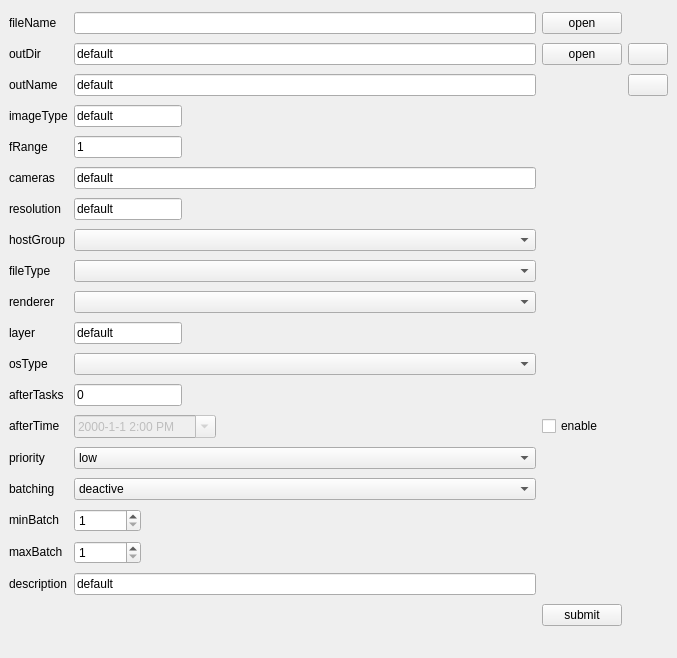
Qt form rbhusUI/lib/rbhusSubmitMod.ui (aumanimationstudios/rbhus) before a commit.
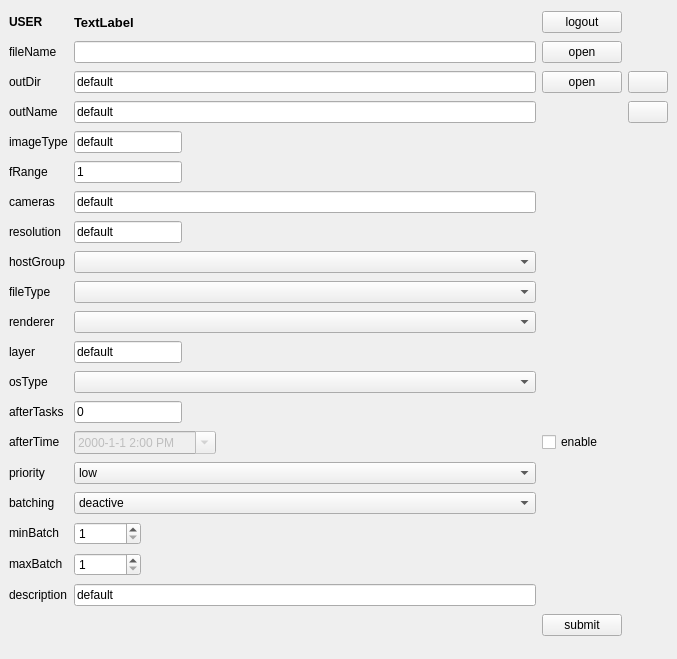
The same form after that commit.

The edit to the form file:
```diff
--- a/rbhusUI/lib/rbhusSubmitMod.ui
+++ b/rbhusUI/lib/rbhusSubmitMod.ui
@@ -7,7 +7,7 @@
     <x>0</x>
     <y>0</y>
     <width>677</width>
-    <height>658</height>
+    <height>659</height>
    </rect>
   </property>
   <property name="windowTitle">
@@ -15,178 +15,7 @@
   </property>
   <widget class="QWidget" name="centralwidget">
    <layout class="QGridLayout" name="gridLayout">
-    <item row="15" column="1">
-     <widget class="QDateTimeEdit" name="afterTimeEdit">
-      <property name="enabled">
-       <bool>false</bool>
-      </property>
-      <property name="sizePolicy">
-       <sizepolicy hsizetype="Fixed" vsizetype="Fixed">
-        <horstretch>0</horstretch>
-        <verstretch>0</verstretch>
-       </sizepolicy>
-      </property>
-      <property name="time">
-       <time>
-        <hour>14</hour>
-        <minute>0</minute>
-        <second>0</second>
-       </time>
-      </property>
-      <property name="currentSection">
-       <enum>QDateTimeEdit::YearSection</enum>
-      </property>
-      <property name="displayFormat">
-       <string>yyyy-M-d h:mm A</string>
-      </property>
-      <property name="calendarPopup">
-       <bool>true</bool>
-      </property>
-     </widget>
-    </item>
-    <item row="0" column="1">
-     <widget class="QLineEdit" name="lineEditFileName">
-      <property name="sizePolicy">
-       <sizepolicy hsizetype="MinimumExpanding" vsizetype="Fixed">
-        <horstretch>0</horstretch>
-        <verstretch>0</verstretch>
-       </sizepolicy>
-      </property>
-      <property name="toolTip">
-       <string/>
-      </property>
-      <property name="whatsThis">
-       <string>comma seperated list of files to render</string>
-      </property>
-      <property name="dragEnabled">
-       <bool>true</bool>
-      </property>
-     </widget>
-    </item>
-    <item row="19" column="1">
-     <widget class="QSpinBox" name="spinMinBatch">
-      <property name="sizePolicy">
-       <sizepolicy hsizetype="Maximum" vsizetype="Fixed">
-        <horstretch>0</horstretch>
-        <verstretch>0</verstretch>
-       </sizepolicy>
-      </property>
-      <property name="minimum">
-       <number>1</number>
-      </property>
-      <property name="maximum">
-       <number>999999999</number>
-      </property>
-     </widget>
-    </item>
-    <item row="1" column="0">
-     <widget class="QLabel" name="labelOutDir">
-      <property name="sizePolicy">
-       <sizepolicy hsizetype="Maximum" vsizetype="Fixed">
-        <horstretch>0</horstretch>
-        <verstretch>0</verstretch>
-       </sizepolicy>
-      </property>
-      <property name="text">
-       <string>outDir</string>
-      </property>
-     </widget>
-    </item>
-    <item row="12" column="0">
-     <widget class="QLabel" name="labelLayer">
-      <property name="sizePolicy">
-       <sizepolicy hsizetype="Maximum" vsizetype="Fixed">
-        <horstretch>0</horstretch>
-        <verstretch>0</verstretch>
-       </sizepolicy>
-      </property>
-      <property name="text">
-       <string>layer</string>
-      </property>
-     </widget>
-    </item>
-    <item row="13" column="0">
-     <widget class="QLabel" name="labelOsType">
-      <property name="sizePolicy">
-       <sizepolicy hsizetype="Maximum" vsizetype="Fixed">
-        <horstretch>0</horstretch>
-        <verstretch>0</verstretch>
-       </sizepolicy>
-      </property>
-      <property name="text">
-       <string>osType</string>
-      </property>
-     </widget>
-    </item>
-    <item row="13" column="1">
-     <widget class="QComboBox" name="comboOsType">
-      <property name="sizePolicy">
-       <sizepolicy hsizetype="MinimumExpanding" vsizetype="Fixed">
-        <horstretch>0</horstretch>
-        <verstretch>0</verstretch>
-       </sizepolicy>
-      </property>
-     </widget>
-    </item>
-    <item row="21" column="0">
-     <widget class="QLabel" name="labelDescription">
-      <property name="sizePolicy">
-       <sizepolicy hsizetype="Maximum" vsizetype="Fixed">
-        <horstretch>0</horstretch>
-        <verstretch>0</verstretch>
-       </sizepolicy>
-      </property>
-      <property name="text">
-       <string>description</string>
-      </property>
-     </widget>
-    </item>
-    <item row="21" column="1">
-     <widget class="QLineEdit" name="lineEditDescription">
-      <property name="sizePolicy">
-       <sizepolicy hsizetype="MinimumExpanding" vsizetype="Fixed">
-        <horstretch>0</horstretch>
-        <verstretch>0</verstretch>
-       </sizepolicy>
-      </property>
-      <property name="text">
-       <string>default</string>
-      </property>
-      <property name="dragEnabled">
-       <bool>true</bool>
-      </property>
-     </widget>
-    </item>
-    <item row="6" column="1">
-     <widget class="QLineEdit" name="lineEditCameras">
-      <property name="sizePolicy">
-       <sizepolicy hsizetype="MinimumExpanding" vsizetype="Fixed">
-        <horstretch>0</horstretch>
-        <verstretch>0</verstretch>
-       </sizepolicy>
-      </property>
-      <property name="toolTip">
-       <string>comma seperated list of cameras to render</string>
-      </property>
-      <property name="text">
-       <string>default</string>
-      </property>
-     </widget>
-    </item>
-    <item row="15" column="0">
-     <widget class="QLabel" name="labelAfterTime">
-      <property name="sizePolicy">
-       <sizepolicy hsizetype="Maximum" vsizetype="Fixed">
-        <horstretch>0</horstretch>
-        <verstretch>0</verstretch>
-       </sizepolicy>
-      </property>
-      <property name="text">
-       <string>afterTime </string>
-      </property>
-     </widget>
-    </item>
-    <item row="4" column="0">
+    <item row="5" column="0">
      <widget class="QLabel" name="labelImageType">
       <property name="sizePolicy">
        <sizepolicy hsizetype="Maximum" vsizetype="Fixed">
@@ -199,29 +28,26 @@
       </property>
      </widget>
     </item>
-    <item row="1" column="4">
-     <widget class="QPushButton" name="autoOutDir">
+    <item row="20" column="1">
+     <widget class="QSpinBox" name="spinMinBatch">
       <property name="sizePolicy">
        <sizepolicy hsizetype="Maximum" vsizetype="Fixed">
         <horstretch>0</horstretch>
         <verstretch>0</verstretch>
        </sizepolicy>
       </property>
-      <property name="text">
-       <string/>
+      <property name="minimum">
+       <number>1</number>
       </property>
-      <property name="iconSize">
-       <size>
-        <width>12</width>
-        <height>12</height>
-       </size>
+      <property name="maximum">
+       <number>999999999</number>
       </property>
      </widget>
     </item>
-    <item row="12" column="1">
-     <widget class="QLineEdit" name="lineEditLayer">
+    <item row="1" column="1">
+     <widget class="QLineEdit" name="lineEditFileName">
       <property name="sizePolicy">
-       <sizepolicy hsizetype="Maximum" vsizetype="Fixed">
+       <sizepolicy hsizetype="MinimumExpanding" vsizetype="Fixed">
         <horstretch>0</horstretch>
         <verstretch>0</verstretch>
        </sizepolicy>
@@ -229,64 +55,15 @@
       <property name="toolTip">
        <string/>
       </property>
-      <property name="text">
-       <string>default</string>
+      <property name="whatsThis">
+       <string>comma seperated list of files to render</string>
       </property>
-     </widget>
-    </item>
-    <item row="20" column="0">
-     <widget class="QLabel" name="labelMaxBatch">
-      <property name="sizePolicy">
-       <sizepolicy hsizetype="Maximum" vsizetype="Fixed">
-        <horstretch>0</horstretch>
-        <verstretch>0</verstretch>
-       </sizepolicy>
+      <property name="dragEnabled">
+       <bool>true</bool>
       </property>
-      <property name="text">
-       <string>maxBatch</string>
-      </property>
      </widget>
     </item>
-    <item row="7" column="1">
-     <widget class="QLineEdit" name="lineEditResolution">
-      <property name="sizePolicy">
-       <sizepolicy hsizetype="Maximum" vsizetype="Fixed">
-        <horstretch>0</horstretch>
-        <verstretch>0</verstretch>
-       </sizepolicy>
-      </property>
-      <property name="toolTip">
-       <string>resolution of the output</string>
-      </property>
-      <property name="text">
-       <string>default</string>
-      </property>
-     </widget>
-    </item>
-    <item row="8" column="1">
-     <widget class="QComboBox" name="comboHostGroup">
-      <property name="sizePolicy">
-       <sizepolicy hsizetype="Expanding" vsizetype="Fixed">
-        <horstretch>0</horstretch>
-        <verstretch>0</verstretch>
-       </sizepolicy>
-      </property>
-     </widget>
-    </item>
-    <item row="15" column="2">
-     <widget class="QCheckBox" name="checkAfterTime">
-      <property name="sizePolicy">
-       <sizepolicy hsizetype="Maximum" vsizetype="Fixed">
-        <horstretch>0</horstretch>
-        <verstretch>0</verstretch>
-       </sizepolicy>
-      </property>
-      <property name="text">
-       <string>enable</string>
-      </property>
-     </widget>
-    </item>
-    <item row="16" column="0">
+    <item row="17" column="0">
      <widget class="QLabel" name="labelPrio">
       <property name="sizePolicy">
        <sizepolicy hsizetype="Maximum" vsizetype="Fixed">
@@ -299,7 +76,7 @@
       </property>
      </widget>
     </item>
-    <item row="3" column="0">
+    <item row="4" column="0">
      <widget class="QLabel" name="labelImageName">
       <property name="sizePolicy">
        <sizepolicy hsizetype="Maximum" vsizetype="Fixed">
@@ -312,7 +89,7 @@
       </property>
      </widget>
     </item>
-    <item row="9" column="0">
+    <item row="10" column="0">
      <widget class="QLabel" name="labeFileType">
       <property name="sizePolicy">
        <sizepolicy hsizetype="Maximum" vsizetype="Fixed">
@@ -325,34 +102,8 @@
       </property>
      </widget>
     </item>
-    <item row="14" column="1">
-     <widget class="QLineEdit" name="lineEditAfterTask">
-      <property name="sizePolicy">
-       <sizepolicy hsizetype="Maximum" vsizetype="Fixed">
-        <horstretch>0</horstretch>
-        <verstretch>0</verstretch>
-       </sizepolicy>
-      </property>
-      <property name="text">
-       <string>0</string>
-      </property>
-     </widget>
-    </item>
-    <item row="0" column="2">
-     <widget class="QPushButton" name="pushFileName">
-      <property name="sizePolicy">
-       <sizepolicy hsizetype="Maximum" vsizetype="Fixed">
-        <horstretch>0</horstretch>
-        <verstretch>0</verstretch>
-       </sizepolicy>
-      </property>
-      <property name="text">
-       <string>open</string>
-      </property>
-     </widget>
-    </item>
-    <item row="18" column="1">
-     <widget class="QComboBox" name="comboBatching">
+    <item row="17" column="1">
+     <widget class="QComboBox" name="comboPrio">
       <property name="sizePolicy">
        <sizepolicy hsizetype="MinimumExpanding" vsizetype="Fixed">
         <horstretch>0</horstretch>
@@ -361,7 +112,7 @@
       </property>
       <item>
        <property name="text">
-        <string>deactive</string>
+        <string>low</string>
        </property>
       </item>
       <item>
@@ -371,8 +122,8 @@
       </item>
      </widget>
     </item>
-    <item row="19" column="0">
-     <widget class="QLabel" name="labelMinBatch">
+    <item row="2" column="4">
+     <widget class="QPushButton" name="autoOutDir">
       <property name="sizePolicy">
        <sizepolicy hsizetype="Maximum" vsizetype="Fixed">
         <horstretch>0</horstretch>
@@ -380,11 +131,59 @@
        </sizepolicy>
       </property>
       <property name="text">
-       <string>minBatch</string>
+       <string/>
       </property>
+      <property name="iconSize">
+       <size>
+        <width>12</width>
+        <height>12</height>
+       </size>
+      </property>
      </widget>
     </item>
-    <item row="20" column="1">
+    <item row="21" column="0">
+     <widget class="QLabel" name="labelMaxBatch">
+      <property name="sizePolicy">
+       <sizepolicy hsizetype="Maximum" vsizetype="Fixed">
+        <horstretch>0</horstretch>
+        <verstretch>0</verstretch>
+       </sizepolicy>
+      </property>
+      <property name="text">
+       <string>maxBatch</string>
+      </property>
+     </widget>
+    </item>
+    <item row="22" column="0">
+     <widget class="QLabel" name="labelDescription">
+      <property name="sizePolicy">
+       <sizepolicy hsizetype="Maximum" vsizetype="Fixed">
+        <horstretch>0</horstretch>
+        <verstretch>0</verstretch>
+       </sizepolicy>
+      </property>
+      <property name="text">
+       <string>description</string>
+      </property>
+     </widget>
+    </item>
+    <item row="13" column="1">
+     <widget class="QLineEdit" name="lineEditLayer">
+      <property name="sizePolicy">
+       <sizepolicy hsizetype="Maximum" vsizetype="Fixed">
+        <horstretch>0</horstretch>
+        <verstretch>0</verstretch>
+       </sizepolicy>
+      </property>
+      <property name="toolTip">
+       <string/>
+      </property>
+      <property name="text">
+       <string>default</string>
+      </property>
+     </widget>
+    </item>
+    <item row="21" column="1">
      <widget class="QSpinBox" name="spinMaxBatch">
       <property name="sizePolicy">
        <sizepolicy hsizetype="Maximum" vsizetype="Fixed">
@@ -400,7 +199,7 @@
       </property>
      </widget>
     </item>
-    <item row="3" column="1">
+    <item row="4" column="1">
      <widget class="QLineEdit" name="lineEditOutName">
       <property name="sizePolicy">
        <sizepolicy hsizetype="MinimumExpanding" vsizetype="Fixed">
@@ -422,7 +221,181 @@
       </property>
      </widget>
     </item>
-    <item row="5" column="0">
+    <item row="6" column="1">
+     <widget class="QLineEdit" name="lineEditFrange">
+      <property name="sizePolicy">
+       <sizepolicy hsizetype="Maximum" vsizetype="Fixed">
+        <horstretch>0</horstretch>
+        <verstretch>0</verstretch>
+       </sizepolicy>
+      </property>
+      <property name="toolTip">
+       <string/>
+      </property>
+      <property name="whatsThis">
+       <string>&lt;html&gt;&lt;head/&gt;&lt;body&gt;&lt;p&gt;frame range in the format&lt;/p&gt;&lt;p&gt;startframe-endframe:byframes&lt;/p&gt;&lt;p&gt;eg:&lt;/p&gt;&lt;p&gt;render frames from 1 to 100 	: &lt;span style=&quot; font-weight:600;&quot;&gt;1-100&lt;/span&gt;&lt;/p&gt;&lt;p&gt;render every 5th frame from 1 to 100 	: &lt;span style=&quot; font-weight:600;&quot;&gt;1-100:5&lt;/span&gt;&lt;/p&gt;&lt;p&gt;render 1 frame 		:&lt;span style=&quot; font-weight:600;&quot;&gt; 1&lt;/span&gt;&lt;/p&gt;&lt;p&gt;&lt;br/&gt;&lt;/p&gt;&lt;p&gt;&lt;br/&gt;&lt;/p&gt;&lt;/body&gt;&lt;/html&gt;</string>
+      </property>
+      <property name="text">
+       <string>1</string>
+      </property>
+     </widget>
+    </item>
+    <item row="10" column="1">
+     <widget class="QComboBox" name="comboFileType">
+      <property name="sizePolicy">
+       <sizepolicy hsizetype="Expanding" vsizetype="Fixed">
+        <horstretch>0</horstretch>
+        <verstretch>0</verstretch>
+       </sizepolicy>
+      </property>
+     </widget>
+    </item>
+    <item row="9" column="0">
+     <widget class="QLabel" name="labelHostGroup">
+      <property name="sizePolicy">
+       <sizepolicy hsizetype="Maximum" vsizetype="Fixed">
+        <horstretch>0</horstretch>
+        <verstretch>0</verstretch>
+       </sizepolicy>
+      </property>
+      <property name="text">
+       <string>hostGroup</string>
+      </property>
+     </widget>
+    </item>
+    <item row="1" column="0">
+     <widget class="QLabel" name="labelFileName">
+      <property name="sizePolicy">
+       <sizepolicy hsizetype="Maximum" vsizetype="Fixed">
+        <horstretch>0</horstretch>
+        <verstretch>0</verstretch>
+       </sizepolicy>
+      </property>
+      <property name="text">
+       <string>fileName</string>
+      </property>
+     </widget>
+    </item>
+    <item row="5" column="1">
+     <widget class="QLineEdit" name="lineEditImageType">
+      <property name="sizePolicy">
+       <sizepolicy hsizetype="Maximum" vsizetype="Fixed">
+        <horstretch>0</horstretch>
+        <verstretch>0</verstretch>
+       </sizepolicy>
+      </property>
+      <property name="toolTip">
+       <string/>
+      </property>
+      <property name="whatsThis">
+       <string>&lt;html&gt;&lt;head/&gt;&lt;body&gt;&lt;p&gt;type of image. &lt;/p&gt;&lt;p&gt;eg: PNG, MULTIEXR etc . &lt;/p&gt;&lt;p&gt;&lt;span style=&quot; font-style:italic; text-decoration: underline;&quot;&gt;note : image type depends on the command line interface of the program&lt;/span&gt;&lt;/p&gt;&lt;/body&gt;&lt;/html&gt;</string>
+      </property>
+      <property name="text">
+       <string>default</string>
+      </property>
+     </widget>
+    </item>
+    <item row="9" column="1">
+     <widget class="QComboBox" name="comboHostGroup">
+      <property name="sizePolicy">
+       <sizepolicy hsizetype="Expanding" vsizetype="Fixed">
+        <horstretch>0</horstretch>
+        <verstretch>0</verstretch>
+       </sizepolicy>
+      </property>
+     </widget>
+    </item>
+    <item row="16" column="2">
+     <widget class="QCheckBox" name="checkAfterTime">
+      <property name="sizePolicy">
+       <sizepolicy hsizetype="Maximum" vsizetype="Fixed">
+        <horstretch>0</horstretch>
+        <verstretch>0</verstretch>
+       </sizepolicy>
+      </property>
+      <property name="text">
+       <string>enable</string>
+      </property>
+     </widget>
+    </item>
+    <item row="22" column="1">
+     <widget class="QLineEdit" name="lineEditDescription">
+      <property name="sizePolicy">
+       <sizepolicy hsizetype="MinimumExpanding" vsizetype="Fixed">
+        <horstretch>0</horstretch>
+        <verstretch>0</verstretch>
+       </sizepolicy>
+      </property>
+      <property name="text">
+       <string>default</string>
+      </property>
+      <property name="dragEnabled">
+       <bool>true</bool>
+      </property>
+     </widget>
+    </item>
+    <item row="2" column="2">
+     <widget class="QPushButton" name="pushOutDir">
+      <property name="sizePolicy">
+       <sizepolicy hsizetype="Maximum" vsizetype="Fixed">
+        <horstretch>0</horstretch>
+        <verstretch>0</verstretch>
+       </sizepolicy>
+      </property>
+      <property name="text">
+       <string>open</string>
+      </property>
+     </widget>
+    </item>
+    <item row="4" column="4">
+     <widget class="QPushButton" name="autoOutName">
+      <property name="sizePolicy">
+       <sizepolicy hsizetype="Maximum" vsizetype="Fixed">
+        <horstretch>0</horstretch>
+        <verstretch>0</verstretch>
+       </sizepolicy>
+      </property>
+      <property name="text">
+       <string/>
+      </property>
+      <property name="iconSize">
+       <size>
+        <width>12</width>
+        <height>12</height>
+       </size>
+      </property>
+     </widget>
+    </item>
+    <item row="16" column="0">
+     <widget class="QLabel" name="labelAfterTime">
+      <property name="sizePolicy">
+       <sizepolicy hsizetype="Maximum" vsizetype="Fixed">
+        <horstretch>0</horstretch>
+        <verstretch>0</verstretch>
+       </sizepolicy>
+      </property>
+      <property name="text">
+       <string>afterTime </string>
+      </property>
+     </widget>
+    </item>
+    <item row="8" column="1">
+     <widget class="QLineEdit" name="lineEditResolution">
+      <property name="sizePolicy">
+       <sizepolicy hsizetype="Maximum" vsizetype="Fixed">
+        <horstretch>0</horstretch>
+        <verstretch>0</verstretch>
+       </sizepolicy>
+      </property>
+      <property name="toolTip">
+       <string>resolution of the output</string>
+      </property>
+      <property name="text">
+       <string>default</string>
+      </property>
+     </widget>
+    </item>
+    <item row="6" column="0">
      <widget class="QLabel" name="labelFrange">
       <property name="sizePolicy">
        <sizepolicy hsizetype="Maximum" vsizetype="Fixed">
@@ -435,7 +408,7 @@
       </property>
      </widget>
     </item>
-    <item row="7" column="0">
+    <item row="8" column="0">
      <widget class="QLabel" name="labelResolution">
       <property name="sizePolicy">
        <sizepolicy hsizetype="Maximum" vsizetype="Fixed">
@@ -448,7 +421,7 @@
       </property>
      </widget>
     </item>
-    <item row="22" column="1">
+    <item row="23" column="1">
      <spacer name="horizontalSpacer">
       <property name="orientation">
        <enum>Qt::Horizontal</enum>
@@ -461,7 +434,7 @@
       </property>
      </spacer>
     </item>
-    <item row="22" column="2">
+    <item row="23" column="2">
      <widget class="QPushButton" name="pushSubmit">
       <property name="sizePolicy">
        <sizepolicy hsizetype="Maximum" vsizetype="Fixed">
@@ -474,7 +447,36 @@
       </property>
      </widget>
     </item>
-    <item row="1" column="1">
+    <item row="16" column="1">
+     <widget class="QDateTimeEdit" name="afterTimeEdit">
+      <property name="enabled">
+       <bool>false</bool>
+      </property>
+      <property name="sizePolicy">
+       <sizepolicy hsizetype="Fixed" vsizetype="Fixed">
+        <horstretch>0</horstretch>
+        <verstretch>0</verstretch>
+       </sizepolicy>
+      </property>
+      <property name="time">
+       <time>
+        <hour>14</hour>
+        <minute>0</minute>
+        <second>0</second>
+       </time>
+      </property>
+      <property name="currentSection">
+       <enum>QDateTimeEdit::YearSection</enum>
+      </property>
+      <property name="displayFormat">
+       <string>yyyy-M-d h:mm A</string>
+      </property>
+      <property name="calendarPopup">
+       <bool>true</bool>
+      </property>
+     </widget>
+    </item>
+    <item row="2" column="1">
      <widget class="QLineEdit" name="lineEditOutDir">
       <property name="sizePolicy">
        <sizepolicy hsizetype="MinimumExpanding" vsizetype="Fixed">
@@ -496,7 +498,7 @@
       </property>
      </widget>
     </item>
-    <item row="6" column="0">
+    <item row="7" column="0">
      <widget class="QLabel" name="labelCamera">
       <property name="sizePolicy">
        <sizepolicy hsizetype="Maximum" vsizetype="Fixed">
@@ -509,17 +511,66 @@
       </property>
      </widget>
     </item>
-    <item row="16" column="1">
-     <widget class="QComboBox" name="comboPrio">
+    <item row="14" column="1">
+     <widget class="QComboBox" name="comboOsType">
       <property name="sizePolicy">
        <sizepolicy hsizetype="MinimumExpanding" vsizetype="Fixed">
         <horstretch>0</horstretch>
         <verstretch>0</verstretch>
        </sizepolicy>
       </property>
+     </widget>
+    </item>
+    <item row="14" column="0">
+     <widget class="QLabel" name="labelOsType">
+      <property name="sizePolicy">
+       <sizepolicy hsizetype="Maximum" vsizetype="Fixed">
+        <horstretch>0</horstretch>
+        <verstretch>0</verstretch>
+       </sizepolicy>
+      </property>
+      <property name="text">
+       <string>osType</string>
+      </property>
+     </widget>
+    </item>
+    <item row="15" column="1">
+     <widget class="QLineEdit" name="lineEditAfterTask">
+      <property name="sizePolicy">
+       <sizepolicy hsizetype="Maximum" vsizetype="Fixed">
+        <horstretch>0</horstretch>
+        <verstretch>0</verstretch>
+       </sizepolicy>
+      </property>
+      <property name="text">
+       <string>0</string>
+      </property>
+     </widget>
+    </item>
+    <item row="1" column="2">
+     <widget class="QPushButton" name="pushFileName">
+      <property name="sizePolicy">
+       <sizepolicy hsizetype="Maximum" vsizetype="Fixed">
+        <horstretch>0</horstretch>
+        <verstretch>0</verstretch>
+       </sizepolicy>
+      </property>
+      <property name="text">
+       <string>open</string>
+      </property>
+     </widget>
+    </item>
+    <item row="19" column="1">
+     <widget class="QComboBox" name="comboBatching">
+      <property name="sizePolicy">
+       <sizepolicy hsizetype="MinimumExpanding" vsizetype="Fixed">
+        <horstretch>0</horstretch>
+        <verstretch>0</verstretch>
+       </sizepolicy>
+      </property>
       <item>
        <property name="text">
-        <string>low</string>
+        <string>deactive</string>
        </property>
       </item>
       <item>
@@ -534,7 +585,36 @@
       </item>
      </widget>
     </item>
-    <item row="18" column="0">
+    <item row="20" column="0">
+     <widget class="QLabel" name="labelMinBatch">
+      <property name="sizePolicy">
+       <sizepolicy hsizetype="Maximum" vsizetype="Fixed">
+        <horstretch>0</horstretch>
+        <verstretch>0</verstretch>
+       </sizepolicy>
+      </property>
+      <property name="text">
+       <string>minBatch</string>
+      </property>
+     </widget>
+    </item>
+    <item row="7" column="1">
+     <widget class="QLineEdit" name="lineEditCameras">
+      <property name="sizePolicy">
+       <sizepolicy hsizetype="MinimumExpanding" vsizetype="Fixed">
+        <horstretch>0</horstretch>
+        <verstretch>0</verstretch>
+       </sizepolicy>
+      </property>
+      <property name="toolTip">
+       <string>comma seperated list of cameras to render</string>
+      </property>
+      <property name="text">
+       <string>default</string>
+      </property>
+     </widget>
+    </item>
+    <item row="19" column="0">
      <widget class="QLabel" name="labelBatching">
       <property name="sizePolicy">
        <sizepolicy hsizetype="Maximum" vsizetype="Fixed">
@@ -547,7 +627,7 @@
       </property>
      </widget>
     </item>
-    <item row="10" column="1">
+    <item row="11" column="1">
      <widget class="QComboBox" name="comboRenderer">
       <property name="sizePolicy">
        <sizepolicy hsizetype="Expanding" vsizetype="Fixed">
@@ -557,7 +637,7 @@
       </property>
      </widget>
     </item>
-    <item row="10" column="0">
+    <item row="11" column="0">
      <widget class="QLabel" name="labeRenderer">
       <property name="sizePolicy">
        <sizepolicy hsizetype="Maximum" vsizetype="Fixed">
@@ -570,7 +650,7 @@
       </property>
      </widget>
     </item>
-    <item row="14" column="0">
+    <item row="15" column="0">
      <widget class="QLabel" name="labelAfterTask">
       <property name="sizePolicy">
        <sizepolicy hsizetype="Maximum" vsizetype="Fixed">
@@ -583,8 +663,8 @@
       </property>
      </widget>
     </item>
-    <item row="5" column="1">
-     <widget class="QLineEdit" name="lineEditFrange">
+    <item row="13" column="0">
+     <widget class="QLabel" name="labelLayer">
       <property name="sizePolicy">
        <sizepolicy hsizetype="Maximum" vsizetype="Fixed">
         <horstretch>0</horstretch>
@@ -598,53 +678,45 @@
        <string>&lt;html&gt;&lt;head/&gt;&lt;body&gt;&lt;p&gt;frame range in the format&lt;/p&gt;&lt;p&gt;startframe-endframe:byframes&lt;/p&gt;&lt;p&gt;eg:&lt;/p&gt;&lt;p&gt;render frames from 1 to 100 	: &lt;span style=&quot; font-weight:600;&quot;&gt;1-100&lt;/span&gt;&lt;/p&gt;&lt;p&gt;render every 5th frame from 1 to 100 	: &lt;span style=&quot; font-weight:600;&quot;&gt;1-100:5&lt;/span&gt;&lt;/p&gt;&lt;p&gt;render 1 frame 		:&lt;span style=&quot; font-weight:600;&quot;&gt; 1&lt;/span&gt;&lt;/p&gt;&lt;p&gt;&lt;br/&gt;&lt;/p&gt;&lt;p&gt;&lt;br/&gt;&lt;/p&gt;&lt;/body&gt;&lt;/html&gt;</string>
       </property>
       <property name="text">
-       <string>1</string>
+       <string>layer</string>
       </property>
      </widget>
     </item>
-    <item row="9" column="1">
-     <widget class="QComboBox" name="comboFileType">
+    <item row="2" column="0">
+     <widget class="QLabel" name="labelOutDir">
       <property name="sizePolicy">
-       <sizepolicy hsizetype="Expanding" vsizetype="Fixed">
-        <horstretch>0</horstretch>
-        <verstretch>0</verstretch>
-       </sizepolicy>
-      </property>
-     </widget>
-    </item>
-    <item row="8" column="0">
-     <widget class="QLabel" name="labelHostGroup">
-      <property name="sizePolicy">
        <sizepolicy hsizetype="Maximum" vsizetype="Fixed">
         <horstretch>0</horstretch>
         <verstretch>0</verstretch>
        </sizepolicy>
       </property>
       <property name="text">
-       <string>hostGroup</string>
+       <string>outDir</string>
       </property>
      </widget>
     </item>
     <item row="0" column="0">
-     <widget class="QLabel" name="labelFileName">
-      <property name="sizePolicy">
-       <sizepolicy hsizetype="Maximum" vsizetype="Fixed">
-        <horstretch>0</horstretch>
-        <verstretch>0</verstretch>
-       </sizepolicy>
+     <widget class="QLabel" name="label">
+      <property name="font">
+       <font>
+        <weight>75</weight>
+        <bold>true</bold>
+       </font>
       </property>
       <property name="text">
-       <string>fileName</string>
+       <string>USER</string>
       </property>
      </widget>
     </item>
-    <item row="4" column="1">
-     <widget class="QLineEdit" name="lineEditImageType">
-      <property name="sizePolicy">
-       <sizepolicy hsizetype="Maximum" vsizetype="Fixed">
-        <horstretch>0</horstretch>
-        <verstretch>0</verstretch>
-       </sizepolicy>
+    <item row="0" column="1">
+     <widget class="QLabel" name="labelUser">
+      <property name="font">
+       <font>
+        <pointsize>10</pointsize>
+        <weight>75</weight>
+        <bold>true</bold>
+        <underline>false</underline>
+       </font>
       </property>
       <property name="toolTip">
        <string/>
@@ -653,39 +725,14 @@
        <string>&lt;html&gt;&lt;head/&gt;&lt;body&gt;&lt;p&gt;type of image. &lt;/p&gt;&lt;p&gt;eg: PNG, MULTIEXR etc . &lt;/p&gt;&lt;p&gt;&lt;span style=&quot; font-style:italic; text-decoration: underline;&quot;&gt;note : image type depends on the command line interface of the program&lt;/span&gt;&lt;/p&gt;&lt;/body&gt;&lt;/html&gt;</string>
       </property>
       <property name="text">
-       <string>default</string>
+       <string>TextLabel</string>
       </property>
      </widget>
     </item>
-    <item row="1" column="2">
-     <widget class="QPushButton" name="pushOutDir">
-      <property name="sizePolicy">
-       <sizepolicy hsizetype="Maximum" vsizetype="Fixed">
-        <horstretch>0</horstretch>
-        <verstretch>0</verstretch>
-       </sizepolicy>
-      </property>
+    <item row="0" column="2">
+     <widget class="QPushButton" name="pushLogout">
       <property name="text">
-       <string>open</string>
-      </property>
-     </widget>
-    </item>
-    <item row="3" column="4">
-     <widget class="QPushButton" name="autoOutName">
-      <property name="sizePolicy">
-       <sizepolicy hsizetype="Maximum" vsizetype="Fixed">
-        <horstretch>0</horstretch>
-        <verstretch>0</verstretch>
-       </sizepolicy>
-      </property>
-      <property name="text">
-       <string/>
-      </property>
-      <property name="iconSize">
-       <size>
-        <width>12</width>
-        <height>12</height>
-       </size>
+       <string>logout</string>
       </property>
      </widget>
     </item>
```
Left out of the diff: 36 changed lines with no effect on the pictures.
